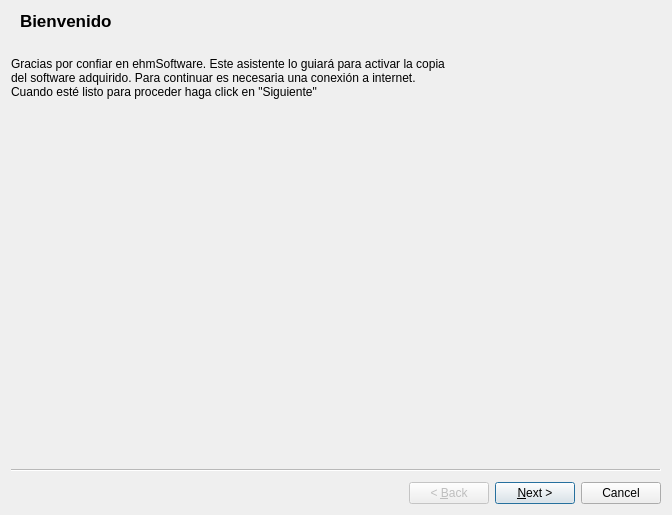
This is AbogadosDesktop/src/gui/uis/asistenteRegistro.ui in ehmsoft/Desktop as Qt 5 draws it before an edit. The edited form follows.
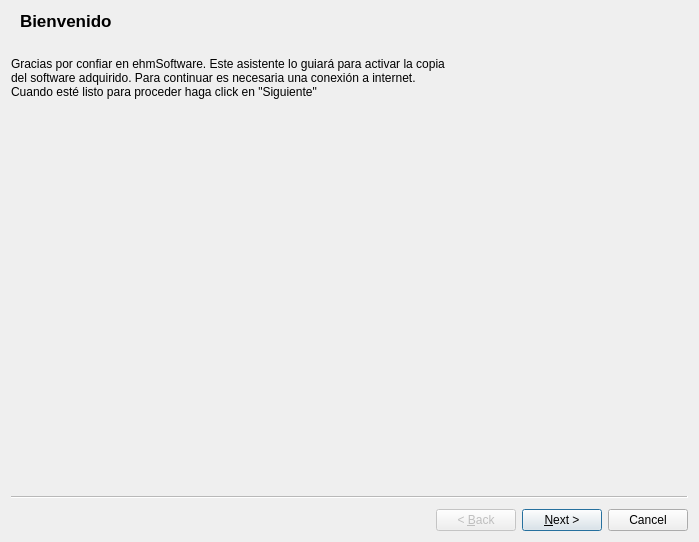
This is the edited form.

Commit message: Se agrega los términos y condiciones al asistente de Registro

What changed in the file:
```diff
--- a/AbogadosDesktop/src/gui/uis/asistenteRegistro.ui
+++ b/AbogadosDesktop/src/gui/uis/asistenteRegistro.ui
@@ -6,8 +6,8 @@
    <rect>
     <x>0</x>
     <y>0</y>
-    <width>672</width>
-    <height>515</height>
+    <width>699</width>
+    <height>542</height>
    </rect>
   </property>
   <property name="windowTitle">
```
Left out of the diff: 28 changed lines with no effect on the pictures. The commit also changes 1 other file.
